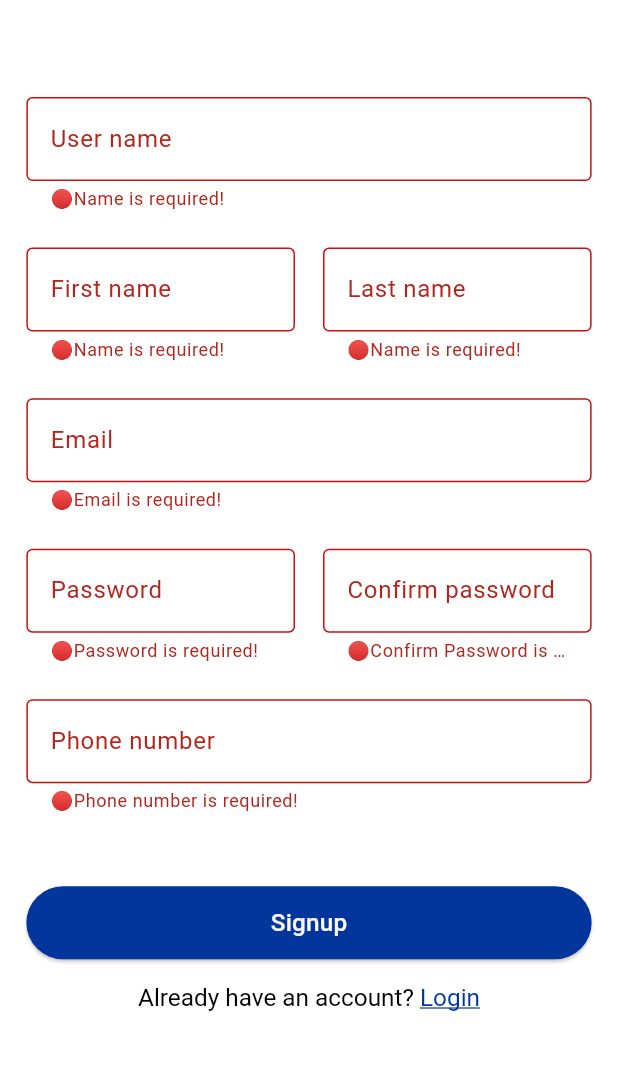
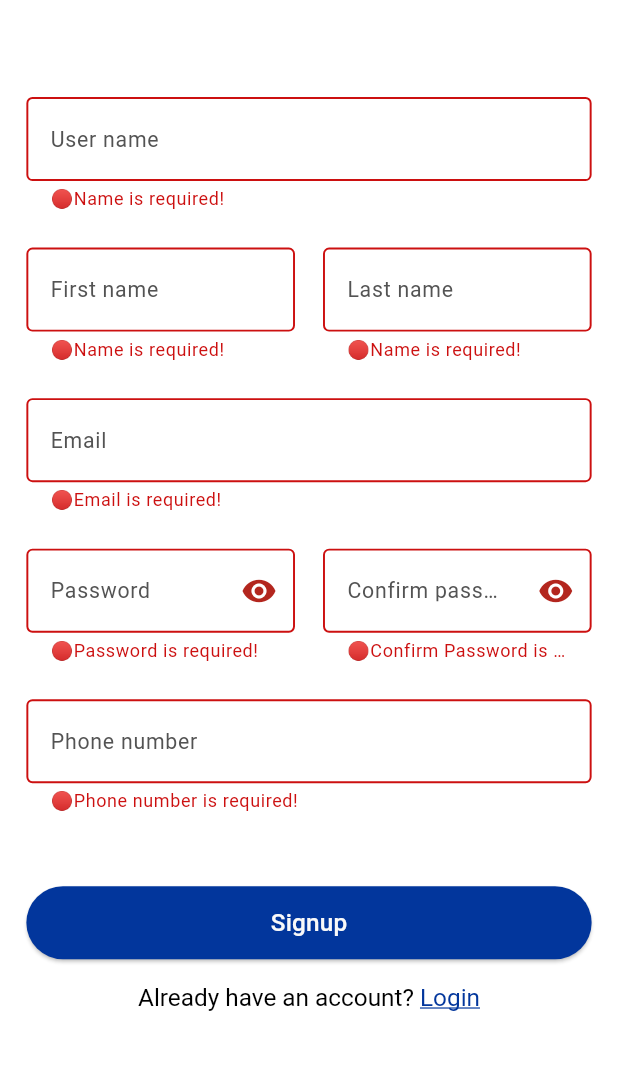
Before and after one commit to mohamedAlaa-CS/online_exam, a Flutter app: the screen it shows after launch, after a tap on "Signup", on a phone screen of 412 x 824 dp, the part 60-1130 px from its top. Run offline on Flutter 3.47's test engine with Material 3 defaults, Android fonts, the phone set to English and light mode, and no system bars; our stand-ins replace dio, flutter_bloc, flutter_screenutil, get_it, injectable.

Commit message:
+ obsecure text in text form field and use it in signup view

```diff
--- a/lib/core/widgets/app_text_form_field.dart
+++ b/lib/core/widgets/app_text_form_field.dart
@@ -4,18 +4,21 @@ import 'package:online_exam/core/theming/colors.dart';
 import 'package:online_exam/core/theming/styles.dart';
 
 class AppTextFormField extends StatelessWidget {
-  const AppTextFormField(
-      {super.key,
-      required this.labelText,
-      required this.hintText,
-      this.controller,
-      this.validator,
-      this.isObscureText});
+  const AppTextFormField({
+    super.key,
+    required this.labelText,
+    required this.hintText,
+    this.controller,
+    this.validator,
+    this.isObscureText,
+    this.suffixIcon,
+  });
   final String labelText;
   final String hintText;
   final TextEditingController? controller;
   final String? Function(String?)? validator;
   final bool? isObscureText;
+  final Widget? suffixIcon;
   @override
   Widget build(BuildContext context) {
     return Padding(
@@ -27,35 +30,53 @@ class AppTextFormField extends StatelessWidget {
         decoration: InputDecoration(
           labelText: labelText,
           hintText: hintText,
+
+          // floatingLabelStyle: const TextStyle(color: Colors.red),
+          errorStyle: const TextStyle(color: AppColors.error),
           hintStyle: TextStyles.font14PlaceHolder400Weight,
+          labelStyle: TextStyles.font14PlaceHolder400Weight,
+          suffixIcon: suffixIcon,
           enabledBorder: OutlineInputBorder(
-            borderRadius: BorderRadius.circular(4),
+            borderRadius: BorderRadius.circular(4.r),
             borderSide: const BorderSide(
-              color: AppColors.black,
+              color: AppColors.grey,
+              width: 1.3,
             ),
           ),
           focusedBorder: OutlineInputBorder(
-            borderRadius: BorderRadius.circular(4),
+            borderRadius: BorderRadius.circular(4.r),
             borderSide: const BorderSide(
-              color: AppColors.black,
+              color: AppColors.grey,
+              width: 1.3,
             ),
           ),
           errorBorder: OutlineInputBorder(
-            borderRadius: BorderRadius.circular(4),
+            borderRadius: BorderRadius.circular(4.r),
             borderSide: const BorderSide(
               color: AppColors.error,
+              width: 1.3,
             ),
           ),
           focusedErrorBorder: OutlineInputBorder(
-            borderRadius: BorderRadius.circular(4),
+            borderRadius: BorderRadius.circular(4.r),
             borderSide: const BorderSide(
               color: AppColors.error,
+              width: 1.3,
+            ),
+          ),
+
+          disabledBorder: OutlineInputBorder(
+            borderRadius: BorderRadius.circular(4.r),
+            borderSide: const BorderSide(
+              color: AppColors.grey,
+              width: 1.3,
             ),
           ),
           border: OutlineInputBorder(
-            borderRadius: BorderRadius.circular(4),
+            borderRadius: BorderRadius.circular(4.r),
             borderSide: const BorderSide(
-              color: AppColors.black,
+              color: AppColors.grey,
+              width: 1.3,
             ),
           ),
         ),
--- a/lib/presentation/signup/sign_up_viewmodel.dart
+++ b/lib/presentation/signup/sign_up_viewmodel.dart
@@ -1,7 +1,6 @@
 import 'package:flutter/material.dart';
 import 'package:flutter_bloc/flutter_bloc.dart';
 import 'package:injectable/injectable.dart';
-import 'package:online_exam/core/helper/app_regex.dart';
 import 'package:online_exam/domin/common/api_result.dart';
 import 'package:online_exam/domin/entities/user.dart';
 import 'package:online_exam/domin/use_case/sign_up_use_case.dart';
@@ -44,15 +43,4 @@ class SignUpViewModel extends Cubit<SignupViewState> {
         }
     }
   }
-
-  String? validateConfirmPassword(BuildContext context) {
-    if (confirmPasswordController.text.trim().isEmpty ||
-        !AppRegExp.isPasswordValid(confirmPasswordController.text.trim())) {
-      return '🔴Confirm Password is required!';
-    } else if (passwordController.text.trim() !=
-        confirmPasswordController.text.trim()) {
-      return '🔴Password and Confirm Password must be same!';
-    }
-    return null;
-  }
 }
--- a/lib/presentation/signup/signup_states.dart
+++ b/lib/presentation/signup/signup_states.dart
@@ -5,6 +5,8 @@ sealed class SignupViewState {}
 class InitialState extends SignupViewState {}
 
 class SignupLoadingState extends SignupViewState {}
+
+class ChangeObscurePasswordState extends SignupViewState {}
 
 class SignupErrorState extends SignupViewState {
   Exception? exception;
--- a/lib/presentation/signup/widgets/sign_up_form.dart
+++ b/lib/presentation/signup/widgets/sign_up_form.dart
@@ -5,8 +5,15 @@ import 'package:online_exam/core/helper/validations.dart';
 import 'package:online_exam/core/widgets/app_text_form_field.dart';
 import 'package:online_exam/presentation/signup/sign_up_viewmodel.dart';
 
-class SignUpForm extends StatelessWidget {
+class SignUpForm extends StatefulWidget {
   const SignUpForm({super.key});
+
+  @override
+  State<SignUpForm> createState() => _SignUpFormState();
+}
+
+class _SignUpFormState extends State<SignUpForm> {
+  bool isObscureText = false;
   @override
   Widget build(BuildContext context) {
     return Form(
@@ -58,6 +65,17 @@ class SignUpForm extends StatelessWidget {
                       context.read<SignUpViewModel>().passwordController,
                   labelText: 'Password',
                   hintText: 'Enter password',
+                  isObscureText: isObscureText,
+                  suffixIcon: GestureDetector(
+                    onTap: () {
+                      setState(() {
+                        isObscureText = !isObscureText;
+                      });
+                    },
+                    child: Icon(
+                      isObscureText ? Icons.visibility_off : Icons.visibility,
+                    ),
+                  ),
                   validator: (value) =>
                       Validations.validatePassword(context, value),
                 ),
@@ -69,9 +87,22 @@ class SignUpForm extends StatelessWidget {
                       context.read<SignUpViewModel>().confirmPasswordController,
                   labelText: 'Confirm password',
                   hintText: 'Confirm password',
-                  validator: (value) => context
-                      .read<SignUpViewModel>()
-                      .validateConfirmPassword(context),
+                  isObscureText: isObscureText,
+                  suffixIcon: GestureDetector(
+                    onTap: () {
+                      setState(() {
+                        isObscureText = !isObscureText;
+                      });
+                    },
+                    child: Icon(
+                      isObscureText ? Icons.visibility_off : Icons.visibility,
+                    ),
+                  ),
+                  validator: (value) => Validations.validateConfirmPassword(
+                    context,
+                    context.read<SignUpViewModel>().passwordController.text,
+                    value,
+                  ),
                 ),
               ),
             ],
```
